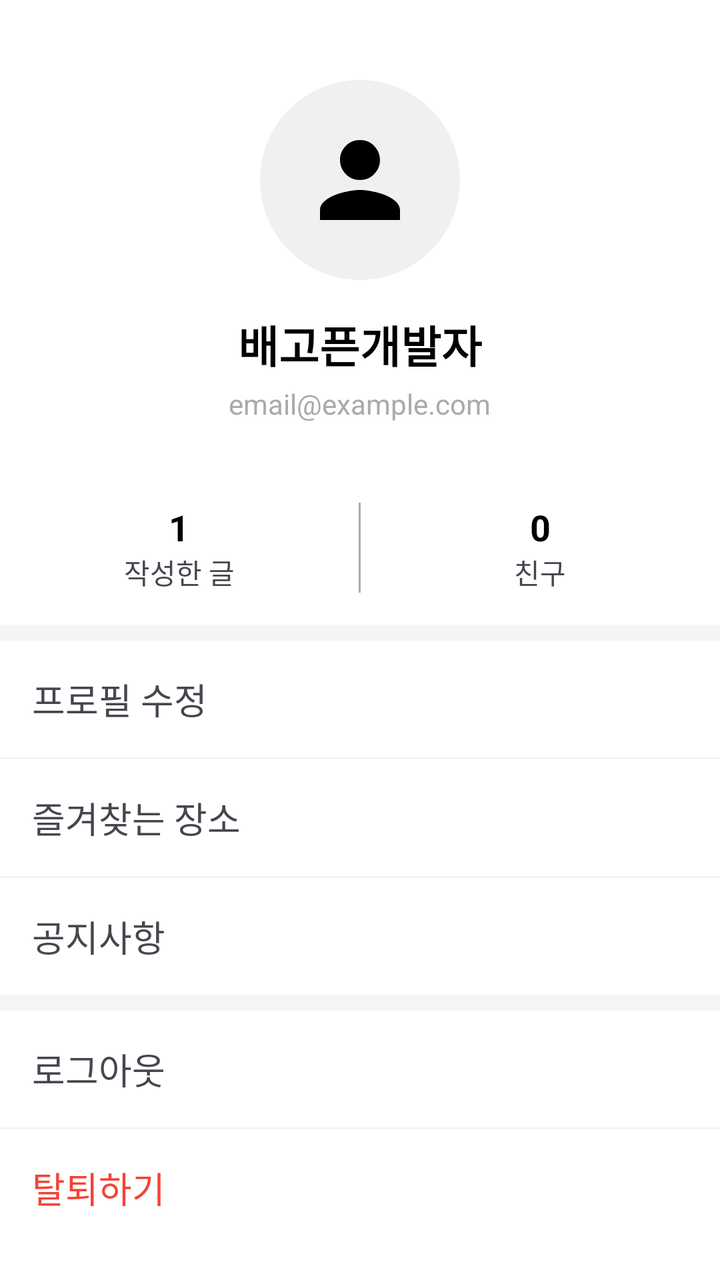
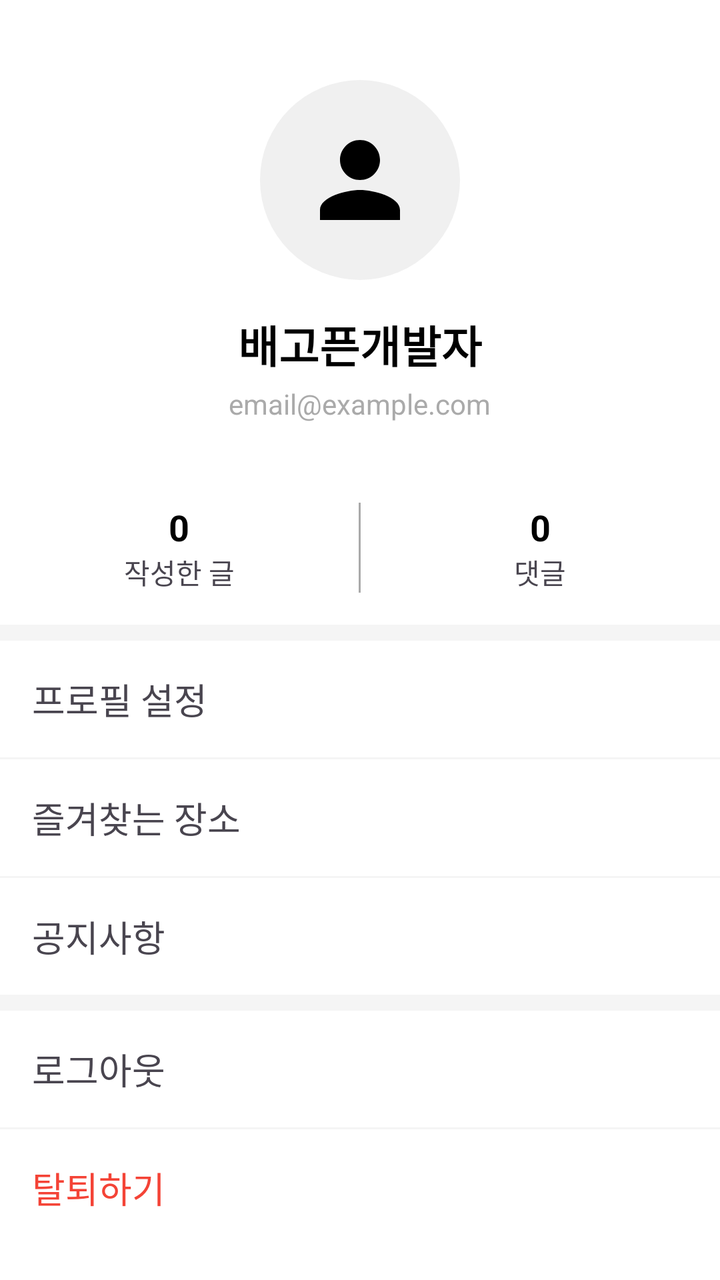

Two renders of the same Android screen: before a commit and after it. Below are the layout's source before the change and the commit's diff.
<!-- AndroidManifest.xml: application theme Theme.SocialMyMap -->
<!-- res/layout/activity_my_page.xml -->
<?xml version="1.0" encoding="utf-8"?>
<LinearLayout xmlns:android="http://schemas.android.com/apk/res/android"
    android:layout_width="match_parent"
    android:layout_height="match_parent"
    android:orientation="vertical"
    android:background="@android:color/white">

    
    <LinearLayout
        android:layout_width="match_parent"
        android:layout_height="wrap_content"
        android:orientation="vertical"
        android:gravity="center_horizontal"
        android:paddingTop="40dp"
        android:paddingBottom="24dp">

        <ImageView
            android:id="@+id/iv_profile"
            android:layout_width="100dp"
            android:layout_height="100dp"
            android:src="@drawable/ic_feature_people"
            android:background="@drawable/bg_icon_circle"
            android:padding="20dp"/>

        <TextView
            android:id="@+id/tv_nickname"
            android:layout_width="wrap_content"
            android:layout_height="wrap_content"
            android:layout_marginTop="16dp"
            android:text="배고픈개발자"
            android:textSize="22sp"
            android:textColor="@android:color/black"
            android:textStyle="bold" />

        <TextView
            android:id="@+id/tv_user_email"
            android:layout_width="wrap_content"
            android:layout_height="wrap_content"
            android:layout_marginTop="4dp"
            android:text="email@example.com"
            android:textSize="14sp"
            android:textColor="@android:color/darker_gray" />
    </LinearLayout>

    
    <LinearLayout
        android:layout_width="match_parent"
        android:layout_height="wrap_content"
        android:orientation="horizontal"
        android:paddingTop="16dp"
        android:paddingBottom="16dp">

        <LinearLayout
            android:layout_width="0dp"
            android:layout_height="wrap_content"
            android:layout_weight="1"
            android:gravity="center"
            android:orientation="vertical">
            <TextView
                android:layout_width="wrap_content"
                android:layout_height="wrap_content"
                android:text="1"
                android:textSize="18sp"
                android:textStyle="bold"
                android:textColor="@android:color/black"/>
            <TextView
                android:layout_width="wrap_content"
                android:layout_height="wrap_content"
                android:text="작성한 글"/>
        </LinearLayout>

        <View
            android:layout_width="1dp"
            android:layout_height="match_parent"
            android:background="@android:color/darker_gray"/>

        <LinearLayout
            android:layout_width="0dp"
            android:layout_height="wrap_content"
            android:layout_weight="1"
            android:gravity="center"
            android:orientation="vertical">
            <TextView
                android:layout_width="wrap_content"
                android:layout_height="wrap_content"
                android:text="0"
                android:textSize="18sp"
                android:textStyle="bold"
                android:textColor="@android:color/black"/>
            <TextView
                android:layout_width="wrap_content"
                android:layout_height="wrap_content"
                android:text="친구"/>
        </LinearLayout>
    </LinearLayout>

    <View
        android:layout_width="match_parent"
        android:layout_height="8dp"
        android:background="#F5F5F5" />

    
    <TextView
        android:id="@+id/tv_profile_edit"
        android:layout_width="match_parent"
        android:layout_height="wrap_content"
        android:text="프로필 수정"
        android:textSize="18sp"
        android:padding="16dp"
        android:clickable="true"
        android:focusable="true"
        android:background="?attr/selectableItemBackground"/>
    <View
        android:layout_width="match_parent"
        android:layout_height="1dp"
        android:background="#F5F5F5" />
    <TextView
        android:id="@+id/tv_manage_favorites"
        android:layout_width="match_parent"
        android:layout_height="wrap_content"
        android:text="즐겨찾는 장소"
        android:textSize="18sp"
        android:padding="16dp"
        android:clickable="true"
        android:focusable="true"
        android:background="?attr/selectableItemBackground"/>
    <View
        android:layout_width="match_parent"
        android:layout_height="1dp"
        android:background="#F5F5F5" />
    <TextView
        android:layout_width="match_parent"
        android:layout_height="wrap_content"
        android:text="공지사항"
        android:textSize="18sp"
        android:padding="16dp"
        android:clickable="true"
        android:focusable="true"
        android:background="?attr/selectableItemBackground"/>
    <View
        android:layout_width="match_parent"
        android:layout_height="8dp"
        android:background="#F5F5F5" />
    <TextView
        android:id="@+id/tv_logout"
        android:layout_width="match_parent"
        android:layout_height="wrap_content"
        android:text="로그아웃"
        android:textSize="18sp"
        android:padding="16dp"
        android:clickable="true"
        android:focusable="true"
        android:background="?attr/selectableItemBackground"/>
    <View
        android:layout_width="match_parent"
        android:layout_height="1dp"
        android:background="#F5F5F5" />
    <TextView
        android:id="@+id/tv_delete_account"
        android:layout_width="match_parent"
        android:layout_height="wrap_content"
        android:text="탈퇴하기"
        android:textColor="#F44336"
        android:textSize="18sp"
        android:padding="16dp"
        android:clickable="true"
        android:focusable="true"
        android:background="?attr/selectableItemBackground"/>

</LinearLayout>
<!-- resources referenced by this layout -->
<resources>
  <!-- drawable bg_icon_circle (drawable) -->
  <?xml version="1.0" encoding="utf-8"?>
  <shape xmlns:android="http://schemas.android.com/apk/res/android"
      android:shape="oval">
      <solid android:color="#F0F0F0"/> </shape>
  <!-- drawable ic_feature_people (drawable) -->
  <vector xmlns:android="http://schemas.android.com/apk/res/android" android:height="24dp" android:tint="#000000" android:viewportHeight="24" android:viewportWidth="24" android:width="24dp">
        
      <path android:fillColor="@android:color/white" android:pathData="M12,12c2.21,0 4,-1.79 4,-4s-1.79,-4 -4,-4 -4,1.79 -4,4 1.79,4 4,4zM12,14c-2.67,0 -8,1.34 -8,4v2h16v-2c0,-2.66 -5.33,-4 -8,-4z"/>
      
  </vector>
  <style name="Theme.SocialMyMap" parent="Base.Theme.SocialMyMap" />
  <style name="Base.Theme.SocialMyMap" parent="Theme.Material3.DayNight">
      
      <item name="colorPrimary">#2196F3</item>
      <item name="colorPrimaryVariant">#1976D2</item>
      <item name="colorOnPrimary">@color/white</item>
      
      <item name="colorSecondary">#03A9F4</item>
      <item name="colorSecondaryVariant">#0288D1</item>
      <item name="colorOnSecondary">@color/black</item>
      
      <item name="android:statusBarColor" tools:targetApi="l">?attr/colorPrimaryVariant</item>
      
    </style>
  <color name="white">#FFFFFFFF</color>
  <color name="black">#FF000000</color>
</resources>

<!-- the commit's change to res/layout/activity_my_page.xml (unified diff, before → after) -->
@@ -51,15 +51,20 @@
         android:paddingBottom="16dp">
 
         <LinearLayout
+            android:id="@+id/layout_my_posts"
             android:layout_width="0dp"
             android:layout_height="wrap_content"
             android:layout_weight="1"
             android:gravity="center"
-            android:orientation="vertical">
+            android:orientation="vertical"
+            android:clickable="true"
+            android:focusable="true"
+            android:background="?attr/selectableItemBackground">
             <TextView
+                android:id="@+id/tv_post_count"
                 android:layout_width="wrap_content"
                 android:layout_height="wrap_content"
-                android:text="1"
+                android:text="0"
                 android:textSize="18sp"
                 android:textStyle="bold"
                 android:textColor="@android:color/black"/>
@@ -81,6 +86,7 @@
             android:gravity="center"
             android:orientation="vertical">
             <TextView
+                android:id="@+id/tv_comment_count"
                 android:layout_width="wrap_content"
                 android:layout_height="wrap_content"
                 android:text="0"
@@ -90,7 +96,7 @@
             <TextView
                 android:layout_width="wrap_content"
                 android:layout_height="wrap_content"
-                android:text="친구"/>
+                android:text="댓글"/>
         </LinearLayout>
     </LinearLayout>
 
@@ -104,7 +110,7 @@
         android:id="@+id/tv_profile_edit"
         android:layout_width="match_parent"
         android:layout_height="wrap_content"
-        android:text="프로필 수정"
+        android:text="프로필 설정"
         android:textSize="18sp"
         android:padding="16dp"
         android:clickable="true"
